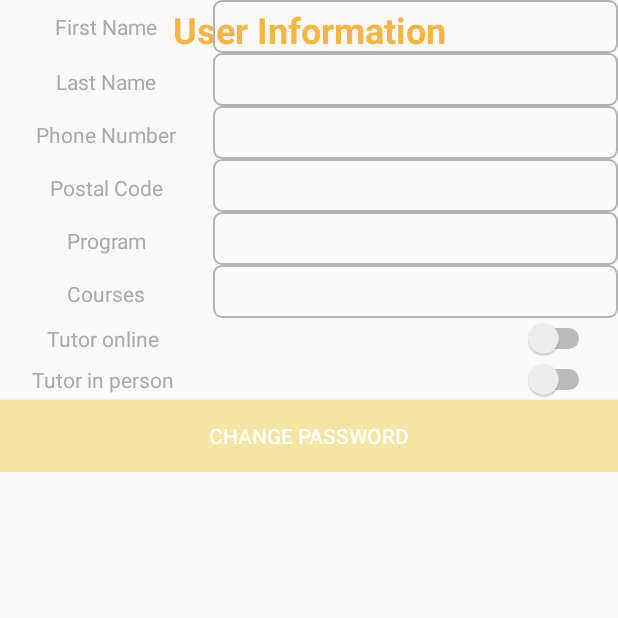
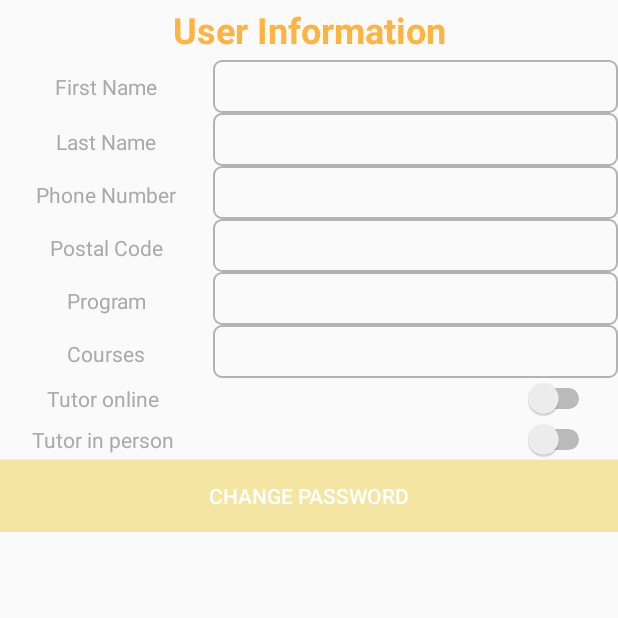
Before and after one commit to elba98/T2, an Android app: the SettingsUserActivity screen opened directly, with no data from a screen before it, on a phone screen of 412 x 824 dp, the top half of it. Run offline under Robolectric (Android 15) with nearby library versions, the phone set to English and light mode, and no system bars; our stand-ins replace Firebase (no records; nobody signed in at launch, a user with empty details on screens opened directly).

Commit message:
Forgot password now works! User info now loads in the settings.

```diff
--- a/app/src/main/java/com/cp317/t2/t2/SettingsUserActivity.java
+++ b/app/src/main/java/com/cp317/t2/t2/SettingsUserActivity.java
@@ -3,14 +3,23 @@ package com.cp317.t2.t2;
 import android.content.Intent;
 import android.os.Bundle;
 import android.support.v7.app.AppCompatActivity;
+import android.util.Log;
 import android.view.View;
 import android.widget.Button;
+import android.widget.EditText;
+import android.widget.Toast;
 
 import com.google.firebase.auth.FirebaseAuth;
+import com.google.firebase.database.DataSnapshot;
+import com.google.firebase.database.DatabaseError;
+import com.google.firebase.database.DatabaseReference;
+import com.google.firebase.database.FirebaseDatabase;
+import com.google.firebase.database.ValueEventListener;
 
 public class SettingsUserActivity extends AppCompatActivity {
+    private FirebaseAuth mAuth;
+    private EditText firstName_editText, lastName_editText, phoneNumber_editText, postalCode_editText, program_editText, courses_editText;
     private Button changePassword_button;
-    private FirebaseAuth mAuth;
 
     @Override
     protected void onCreate(Bundle savedInstanceState) {
@@ -18,6 +27,14 @@ public class SettingsUserActivity extends AppCompatActivity {
         setContentView(R.layout.activity_settings_user);
 
         changePassword_button = (Button) findViewById(R.id.changePassword_button);
+        firstName_editText = (EditText) findViewById(R.id.firstName_editText);
+        lastName_editText = (EditText) findViewById(R.id.lastName_editText);
+        phoneNumber_editText = (EditText) findViewById(R.id.phoneNumber_editText);
+        postalCode_editText = (EditText) findViewById(R.id.postalCode_editText);
+        program_editText = (EditText) findViewById(R.id.program_editText);
+        courses_editText = (EditText) findViewById(R.id.courses_editText);
+
+        fillFieldsFromDatabase();
 
         changePassword_button.setOnClickListener(new View.OnClickListener() {
             @Override
@@ -28,6 +45,64 @@ public class SettingsUserActivity extends AppCompatActivity {
         });
     }
 
+    @Override
+    protected void onStart() {
+        super.onStart();
+        fillFieldsFromDatabase();
+    }
+
+    protected void fillFieldsFromDatabase() {
+        DatabaseReference usersDatabase;
+        try{
+            mAuth = FirebaseAuth.getInstance();
+            usersDatabase = FirebaseDatabase.getInstance().getReference("users");
+            String userId = mAuth.getCurrentUser().getUid();
+            Log.d("UserId:", userId);
+            usersDatabase.child(userId).addListenerForSingleValueEvent(new ValueEventListener() {
+
+                @Override
+                public void onDataChange(DataSnapshot dataSnapshot) {
+                    System.out.println(dataSnapshot);
+
+                    String userFirstName = dataSnapshot.child("userFirstName").getValue(String.class);
+                    firstName_editText.setText(userFirstName);
+
+                    String userLastName = dataSnapshot.child("userLastName").getValue(String.class);
+                    lastName_editText.setText(userLastName);
+
+                    String userPhoneNumber = dataSnapshot.child("userPhoneNumber").getValue(String.class);
+                    phoneNumber_editText.setText(userPhoneNumber);
+
+                    String userPostalCode = dataSnapshot.child("userPostalCode").getValue(String.class);
+                    postalCode_editText.setText(userPostalCode);
+
+                    String program = dataSnapshot.child("program").getValue(String.class);
+                    program_editText.setText(program);
+
+                    String courses = dataSnapshot.child("program").getValue(String.class);
+                    courses_editText.setText(courses);
+
+                    Toast.makeText(getApplicationContext(),"Shouldve updated information",Toast.LENGTH_SHORT).show();
+                }
+
+                @Override
+                public void onCancelled(DatabaseError databaseError) {
+                    Toast.makeText(getApplicationContext(),"You must choose a user type",Toast.LENGTH_SHORT).show();
+                }
+            });
+        }
+        catch (Exception e){
+            System.out.println(e);
+        }
+    }
+
+
+
+
+
+
+
+
     // This method will be invoked when user click android device Back menu at bottom.
     @Override
     public void onBackPressed() {
--- a/app/src/main/res/layout/activity_settings_user.xml
+++ b/app/src/main/res/layout/activity_settings_user.xml
@@ -23,6 +23,11 @@
             android:layout_width="match_parent"
             android:layout_height="wrap_content"
             android:orientation="vertical">
+
+            <Space
+                android:layout_width="match_parent"
+                android:layout_height="40dp"
+                android:layout_weight="1" />
 
             <LinearLayout
                 android:id="@+id/firstName_linearLayout"
--- a/app/src/main/res/layout/popup_forgot_password.xml
+++ b/app/src/main/res/layout/popup_forgot_password.xml
@@ -16,7 +16,7 @@
         android:layout_marginEnd="32dp"
         android:layout_marginRight="32dp"
         android:layout_marginBottom="250dp"
-        android:background="#ADADAD"
+        android:background="@color/t2_orange_light"
         android:orientation="vertical"
         android:padding="5dp"
         android:visibility="visible"
```
Also changed, not shown: app/src/main/java/com/cp317/t2/t2/LoginActivity.java (+10 -9 lines).
